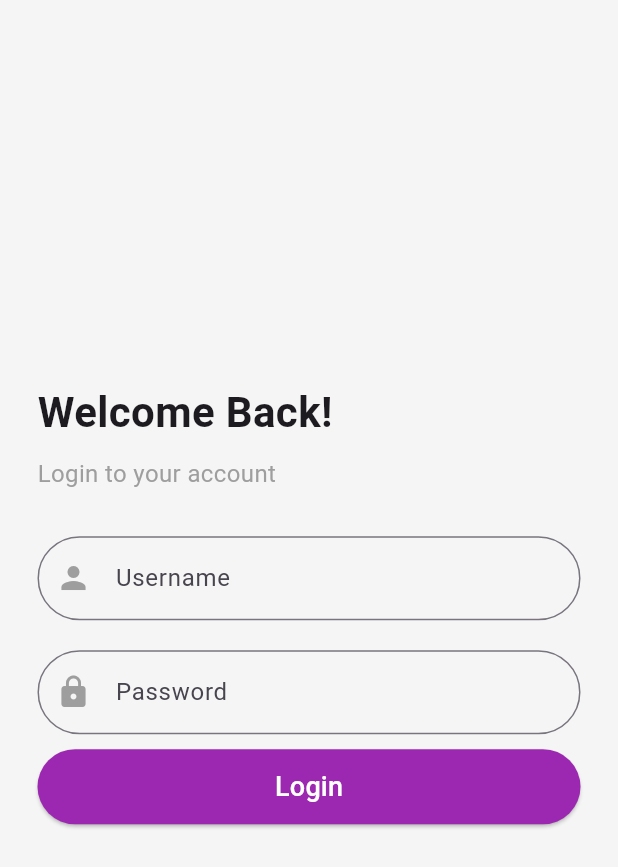
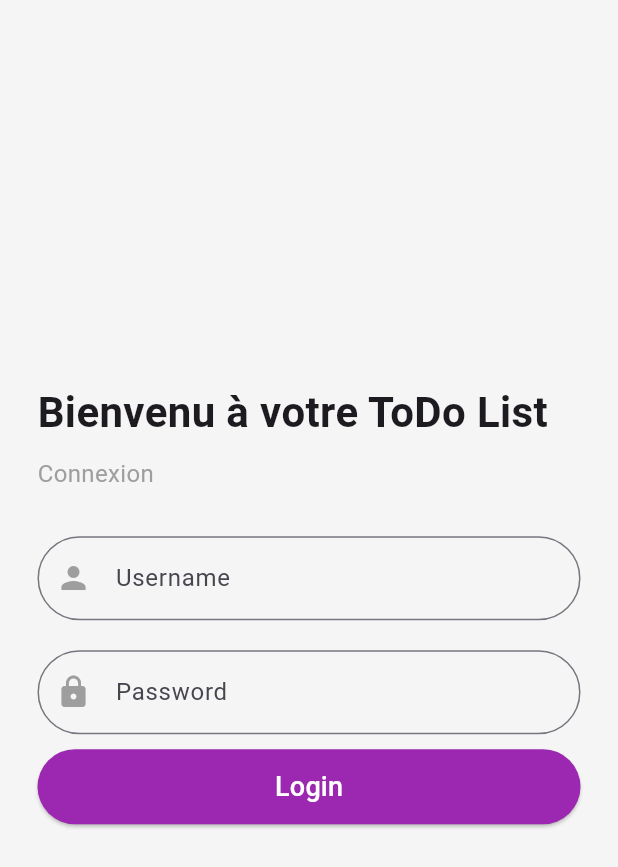
Before and after one commit to Frejo004/flutter_todo_list, a Flutter app: the screen it shows after launch, on a phone screen of 412 x 824 dp. Shown: the top 867 px of the screen. Run offline on Flutter 3.47's test engine with Material 3 defaults, Android fonts, the phone set to English and light mode, and no system bars.

Commit message:
Mise à jour des textes de l'écran de connexion pour une meilleure localisation en français

```diff
--- a/lib/screen/login.dart
+++ b/lib/screen/login.dart
@@ -32,7 +32,7 @@ class LoginPage extends StatelessWidget {
             crossAxisAlignment: CrossAxisAlignment.start,
             children: [
               const Text(
-                "Welcome Back!",
+                "Bienvenu à votre ToDo List",
                 style: TextStyle(
                   fontSize: 28,
                   fontWeight: FontWeight.bold,
@@ -40,7 +40,7 @@ class LoginPage extends StatelessWidget {
               ),
               const SizedBox(height: 10),
               const Text(
-                "Login to your account",
+                "Connexion",
                 style: TextStyle(fontSize: 16, color: Colors.grey),
               ),
               const SizedBox(height: 30),
```
